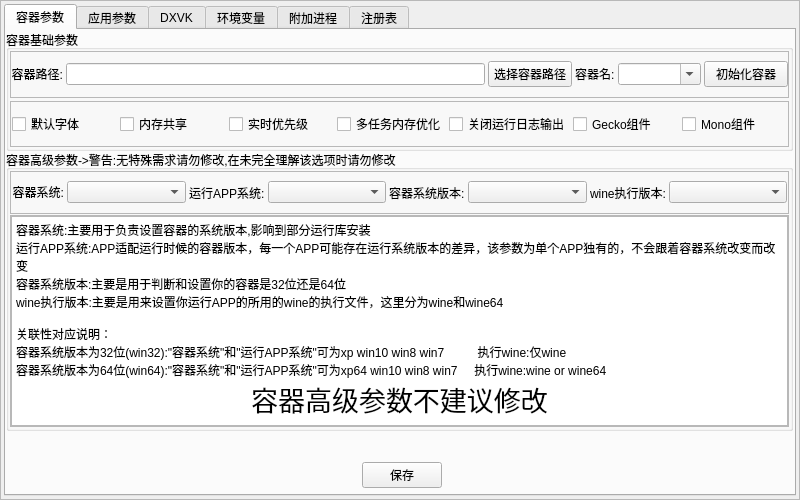
First picture: the form in ui/vekAppAddMT.ui, repository gfdgd-xi/vekcode, before the edit.
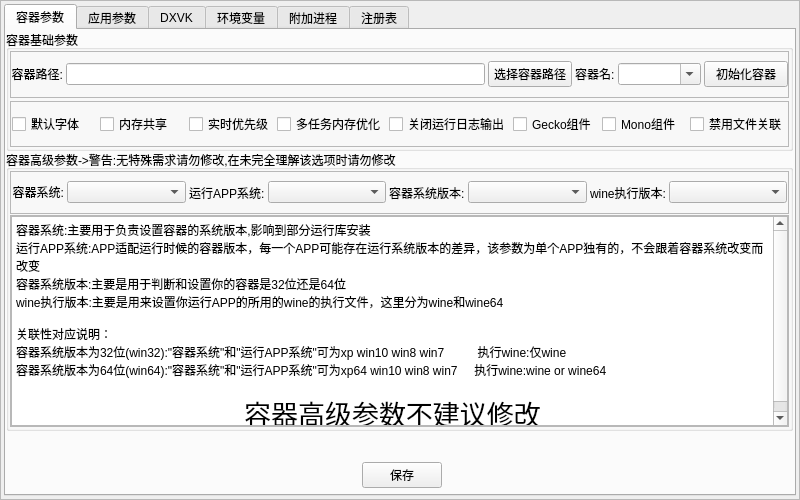
Second picture: the form after the edit.

Diff of the .ui file:
```diff
--- a/ui/vekAppAddMT.ui
+++ b/ui/vekAppAddMT.ui
@@ -256,7 +256,7 @@
              <property name="frameShadow">
               <enum>QFrame::Raised</enum>
              </property>
-             <layout class="QHBoxLayout" name="horizontalLayout_11" stretch="10,10,10,10,10,10,10">
+             <layout class="QHBoxLayout" name="horizontalLayout_11" stretch="10,10,10,10,10,10,10,0">
               <property name="spacing">
                <number>3</number>
               </property>
@@ -366,6 +366,13 @@
                 </property>
                </widget>
               </item>
+              <item>
+               <widget class="QCheckBox" name="checkBox_Ass">
+                <property name="text">
+                 <string>禁用文件关联</string>
+                </property>
+               </widget>
+              </item>
              </layout>
             </widget>
            </item>
@@ -593,6 +600,7 @@
 &lt;p style=&quot; margin-top:0px; margin-bottom:0px; margin-left:0px; margin-right:0px; -qt-block-indent:0; text-indent:0px;&quot;&gt;关联性对应说明：&lt;/p&gt;
 &lt;p style=&quot; margin-top:0px; margin-bottom:0px; margin-left:0px; margin-right:0px; -qt-block-indent:0; text-indent:0px;&quot;&gt;容器系统版本为32位(win32):&amp;quot;容器系统&amp;quot;和&amp;quot;运行APP系统&amp;quot;可为xp win10 win8 win7          执行wine:仅wine&lt;/p&gt;
 &lt;p style=&quot; margin-top:0px; margin-bottom:0px; margin-left:0px; margin-right:0px; -qt-block-indent:0; text-indent:0px;&quot;&gt;容器系统版本为64位(win64):&amp;quot;容器系统&amp;quot;和&amp;quot;运行APP系统&amp;quot;可为xp64 win10 win8 win7     执行wine:wine or wine64&lt;/p&gt;
+&lt;p style=&quot;-qt-paragraph-type:empty; margin-top:0px; margin-bottom:0px; margin-left:0px; margin-right:0px; -qt-block-indent:0; text-indent:0px;&quot;&gt;&lt;br /&gt;&lt;/p&gt;
 &lt;p align=&quot;center&quot; style=&quot; margin-top:0px; margin-bottom:0px; margin-left:0px; margin-right:0px; -qt-block-indent:0; text-indent:0px;&quot;&gt;&lt;span style=&quot; font-size:20pt;&quot;&gt;容器高级参数不建议修改&lt;/span&gt;&lt;/p&gt;&lt;/body&gt;&lt;/html&gt;</string>
                 </property>
                </widget>
```
